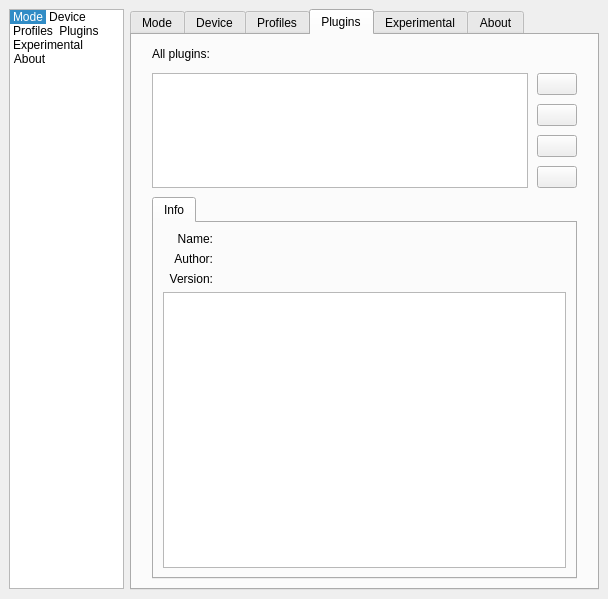
Above: Software/src/SettingsWindow.ui from Atarity/Lightpack before the change. Below: the same form after it.
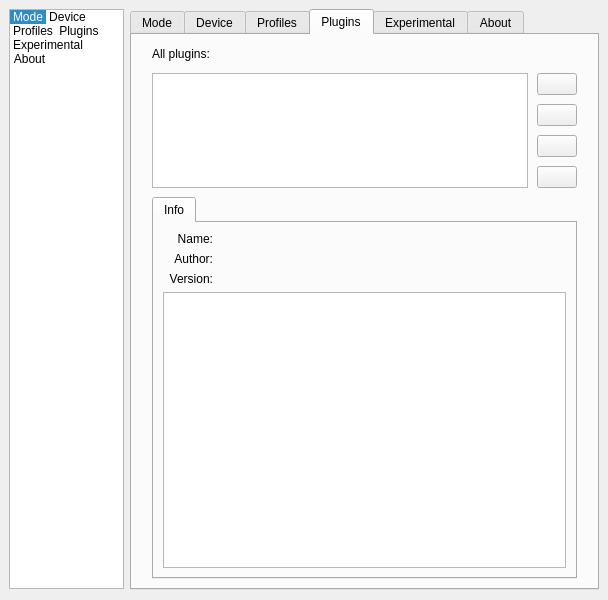
That is the form after the change. The open tabs and pages were chosen to show the change. Icons and pictures are not drawn. Custom widgets are drawn as their Qt base class.

```diff
--- a/Software/src/SettingsWindow.ui
+++ b/Software/src/SettingsWindow.ui
@@ -8,7 +8,7 @@
     <x>0</x>
     <y>0</y>
     <width>608</width>
-    <height>599</height>
+    <height>600</height>
    </rect>
   </property>
   <property name="sizePolicy">
```
Left out of the diff: 7 changed lines with no effect on the pictures.
